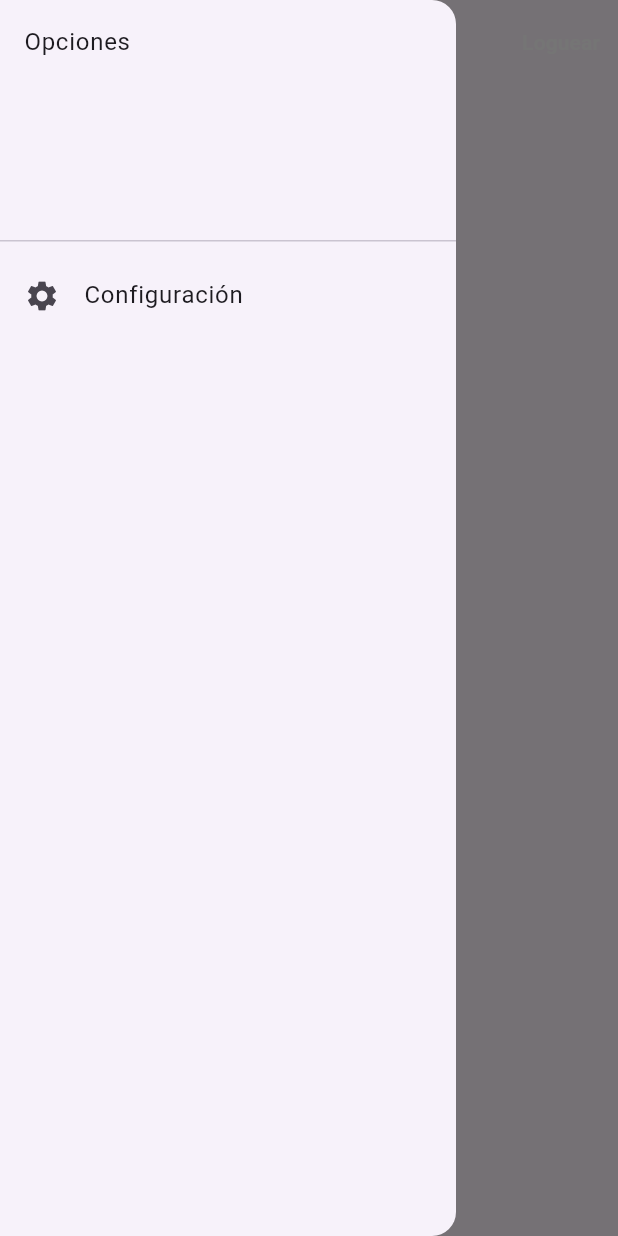
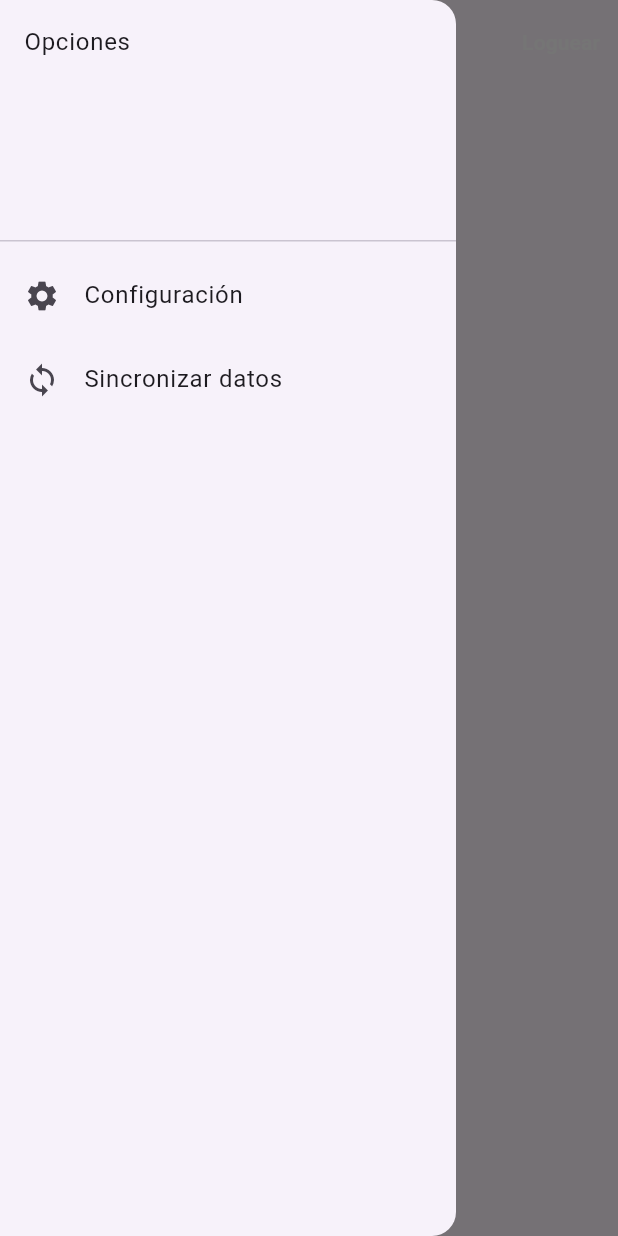
Before and after one commit to javierariass/Angola-Bank, a Flutter app: the screen it shows after launch, in the side drawer, after a tap on "Iniciar Cuestionario", on a phone screen of 412 x 824 dp. Run offline on Flutter 3.47's test engine with Material 3 defaults, Android fonts, the phone set to English and light mode, and no system bars; our stand-ins replace cloud_firestore, connectivity_plus, firebase_core, flutter_rating_bar, shared_preferences; accounts and stored records are empty.

Commit message:
feat: Implement survey upload, rename app, and add data sync button
- Enabled Firebase functionality for uploading survey data
- Renamed the application
- Added button to manually sync local data with Firebase backend

```diff
--- a/lib/main.dart
+++ b/lib/main.dart
@@ -1,9 +1,17 @@
+import 'dart:async';
 import 'package:flutter/material.dart';
-import 'services/internet_checked.dart';
+import 'package:firebase_core/firebase_core.dart';
+import 'package:connectivity_plus/connectivity_plus.dart';
 import 'data/bank_questions.dart';
 import 'pages/config_page.dart';
+import 'services/firebase_service.dart';
 
-void main() {
+// GlobalKey para mostrar diálogos desde cualquier parte
+final GlobalKey<NavigatorState> rootNavigatorKey = GlobalKey<NavigatorState>();
+
+void main() async {
+  WidgetsFlutterBinding.ensureInitialized();
+  await Firebase.initializeApp();
   runApp(const MyApp());
 }
 
@@ -12,8 +20,9 @@ class MyApp extends StatelessWidget {
 
   @override
   Widget build(BuildContext context) {
-    return const MaterialApp(
-      home: HomePage(),
+    return MaterialApp(
+      navigatorKey: rootNavigatorKey,
+      home: const HomePage(),
     );
   }
 }
@@ -26,29 +35,30 @@ class HomePage extends StatefulWidget {
 }
 
 class _HomePageState extends State<HomePage> {
-  bool _connected = false;
   bool _loggedIn = false;
+  late final StreamSubscription<ConnectivityResult> _connSub;
 
   @override
   void initState() {
     super.initState();
-    WidgetsBinding.instance.addPostFrameCallback((_) {
-      initConnectivityListener((msg, connected) {
-        if (mounted) {
-          setState(() {
-            _connected = connected;
-          });
+    _connSub = Connectivity().onConnectivityChanged.listen((result) async {
+      if (result != ConnectivityResult.none) {
+        final ok = await tryUploadPendingResults();
+        if (!mounted) return;
         ScaffoldMessenger.of(context).showSnackBar(
-            SnackBar(content: Text(msg)),
+          SnackBar(
+            content: Text(ok
+                ? '¡Datos sincronizados automáticamente!'
+                : 'Algunos datos no se pudieron sincronizar. Se intentará de nuevo cuando haya conexión.'),
+          ),
         );
       }
-      });
     });
   }
 
   @override
   void dispose() {
-    disposeConnectivityListener();
+    _connSub.cancel();
     super.dispose();
   }
 
@@ -78,6 +88,32 @@ class _HomePageState extends State<HomePage> {
                 );
               },
             ),
+            ListTile(
+              leading: const Icon(Icons.sync),
+              title: const Text('Sincronizar datos'),
+              onTap: () async {
+                Navigator.pop(context);
+                final connected = await Connectivity().checkConnectivity() != ConnectivityResult.none;
+                if (!mounted) return;
+                if (connected) {
+                  final ok = await tryUploadPendingResults();
+                  if (!mounted) return;
+                  ScaffoldMessenger.of(context).showSnackBar(
+                    SnackBar(
+                      content: Text(ok
+                          ? '¡Datos sincronizados correctamente!'
+                          : 'Algunos datos no se pudieron sincronizar. Se intentará de nuevo cuando haya conexión.'),
+                    ),
+                  );
+                } else {
+                  ScaffoldMessenger.of(context).showSnackBar(
+                    const SnackBar(
+                      content: Text('Sin conexión. Los datos se subirán cuando exista conexión.'),
+                    ),
+                  );
+                }
+              },
+            ),
           ],
         ),
       ),
@@ -94,18 +130,47 @@ class _HomePageState extends State<HomePage> {
         ],
       ),
       body: Center(
-        child: ElevatedButton(
+        child: Column(
+          mainAxisAlignment: MainAxisAlignment.center,
+          children: [
+            ElevatedButton(
               child: const Text('Iniciar Cuestionario'),
               onPressed: () {
                 Navigator.push(
                   context,
                   MaterialPageRoute(
-                builder: (_) => QuizPage(
-                  connected: _connected,
-                ),
+                    builder: (_) => const QuizPage(),
                   ),
                 );
               },
+            ),
+            const SizedBox(height: 24),
+            ElevatedButton.icon(
+              icon: const Icon(Icons.sync),
+              label: const Text('Sincronizar datos'),
+              onPressed: () async {
+                final connected = await Connectivity().checkConnectivity() != ConnectivityResult.none;
+                if (!mounted) return;
+                if (connected) {
+                  final ok = await tryUploadPendingResults();
+                  if (!mounted) return;
+                  ScaffoldMessenger.of(context).showSnackBar(
+                    SnackBar(
+                      content: Text(ok
+                          ? '¡Datos sincronizados correctamente!'
+                          : 'Algunos datos no se pudieron sincronizar. Se intentará de nuevo cuando haya conexión.'),
+                    ),
+                  );
+                } else {
+                  ScaffoldMessenger.of(context).showSnackBar(
+                    const SnackBar(
+                      content: Text('Sin conexión. Los datos se subirán cuando exista conexión.'),
+                    ),
+                  );
+                }
+              },
+            ),
+          ],
         ),
       ),
     );
@@ -113,8 +178,7 @@ class _HomePageState extends State<HomePage> {
 }
 
 class QuizPage extends StatefulWidget {
-  final bool connected;
-  const QuizPage({super.key, required this.connected});
+  const QuizPage({super.key});
 
   @override
   State<QuizPage> createState() => _QuizPageState();
@@ -131,7 +195,7 @@ class _QuizPageState extends State<QuizPage> {
   @override
   void initState() {
     super.initState();
-    _startTime = DateTime.now(); // Guarda la hora de inicio al entrar
+    _startTime = DateTime.now();
   }
 
   void _next() {
@@ -141,8 +205,8 @@ class _QuizPageState extends State<QuizPage> {
         currentQuestion++;
       });
     } else {
-      _endTime = DateTime.now(); // Guarda la hora de finalización
-      _totalTime = _endTime!.difference(_startTime!); // Calcula el tiempo total
+      _endTime = DateTime.now();
+      _totalTime = _endTime!.difference(_startTime!);
 
       showDialog(
         context: context,
@@ -150,14 +214,47 @@ class _QuizPageState extends State<QuizPage> {
           title: const Text('¡Cuestionario finalizado!'),
           content: Text(
             'Gracias por completar el cuestionario.\n'
-            'Hora de inicio: ${_startTime!.toLocal()}\n'
-            'Hora de fin: ${_endTime!.toLocal()}\n'
             'Tiempo total: ${_totalTime!.inMinutes} min ${_totalTime!.inSeconds % 60} seg',
           ),
           actions: [
             TextButton(
-              onPressed: () {
+              onPressed: () async {
+                bool uploaded = true;
+                try {
+                  await uploadQuizResult(
+                    answers: selectedAnswers,
+                    startTime: _startTime!,
+                    endTime: _endTime!,
+                    totalTime: _totalTime!,
+                  ).timeout(const Duration(seconds: 2));
+                } catch (_) {
+                  uploaded = false;
+                }
+                if (!mounted) return;
                 Navigator.of(context).popUntil((route) => route.isFirst);
+                // Espera un frame para que el HomePage esté montado
+                await Future.delayed(const Duration(milliseconds: 100));
+                // Usa el context global del HomePage para mostrar el AlertDialog
+                final homeContext = rootNavigatorKey.currentState?.context;
+                if (homeContext != null) {
+                  showDialog(
+                    context: homeContext,
+                    builder: (_) => AlertDialog(
+                      title: Text(uploaded
+                          ? '¡Datos subidos correctamente!'
+                          : 'Sin conexión'),
+                      content: Text(uploaded
+                          ? 'Tus respuestas fueron guardadas en la nube.'
+                          : 'Los datos se subirán automáticamente cuando exista conexión.'),
+                      actions: [
+                        TextButton(
+                          onPressed: () => Navigator.of(homeContext).pop(),
+                          child: const Text('Aceptar'),
+                        ),
+                      ],
+                    ),
+                  );
+                }
               },
               child: const Text('Volver al inicio'),
             )
--- /dev/null
+++ b/lib/services/firebase_service.dart
@@ -0,0 +1,56 @@
+import 'package:cloud_firestore/cloud_firestore.dart';
+import 'package:shared_preferences/shared_preferences.dart';
+import 'dart:convert';
+
+Future<void> uploadQuizResult({
+  required List<int?> answers,
+  required DateTime startTime,
+  required DateTime endTime,
+  required Duration totalTime,
+}) async {
+  try {
+    await FirebaseFirestore.instance.collection('quiz_results').add({
+      'answers': answers,
+      'startTime': startTime.toIso8601String(),
+      'endTime': endTime.toIso8601String(),
+      'totalTimeSeconds': totalTime.inSeconds,
+      'createdAt': FieldValue.serverTimestamp(),
+    });
+  } catch (e) {
+    // Si falla, guarda localmente
+    final prefs = await SharedPreferences.getInstance();
+    final pending = prefs.getStringList('pending_results') ?? [];
+    pending.add(jsonEncode({
+      'answers': answers,
+      'startTime': startTime.toIso8601String(),
+      'endTime': endTime.toIso8601String(),
+      'totalTimeSeconds': totalTime.inSeconds,
+    }));
+    await prefs.setStringList('pending_results', pending);
+  }
+}
+
+Future<bool> tryUploadPendingResults() async {
+  final prefs = await SharedPreferences.getInstance();
+  final pending = prefs.getStringList('pending_results') ?? [];
+  if (pending.isEmpty) return true;
+  final List<String> stillPending = [];
+  bool allUploaded = true;
+  for (final item in pending) {
+    final data = jsonDecode(item);
+    try {
+      await FirebaseFirestore.instance.collection('quiz_results').add({
+        'answers': data['answers'],
+        'startTime': data['startTime'],
+        'endTime': data['endTime'],
+        'totalTimeSeconds': data['totalTimeSeconds'],
+        'createdAt': FieldValue.serverTimestamp(),
+      });
+    } catch (_) {
+      stillPending.add(item);
+      allUploaded = false;
+    }
+  }
+  await prefs.setStringList('pending_results', stillPending);
+  return allUploaded;
+}
--- a/lib/services/internet_checked.dart
+++ b/lib/services/internet_checked.dart
@@ -4,15 +4,6 @@ import 'package:connectivity_plus/connectivity_plus.dart';
 late StreamSubscription<ConnectivityResult> _subscription;
 
 void initConnectivityListener(Function(String, bool) onStatusChange) {
-  // Estado inicial
-  Connectivity().checkConnectivity().then((result) {
-    if (result != ConnectivityResult.none) {
-      onStatusChange('Internet connection available', true);
-    } else {
-      onStatusChange('No internet connection available', false);
-    }
-  });
-
   // Escucha cambios en tiempo real
   _subscription = Connectivity().onConnectivityChanged.listen((ConnectivityResult result) {
     if (result != ConnectivityResult.none) {
--- a/pubspec.yaml
+++ b/pubspec.yaml
@@ -16,6 +16,7 @@ dependencies:
   flutter_rating_bar: ^4.0.0
   cloud_firestore: ^5.6.10
   firebase_core: ^3.15.0
+  shared_preferences: ^2.2.2
 
 dev_dependencies:
   flutter_test:
```
Also changed, not shown: pubspec.lock, 5 other files. Lines whose indentation alone changed are shown as unchanged.
